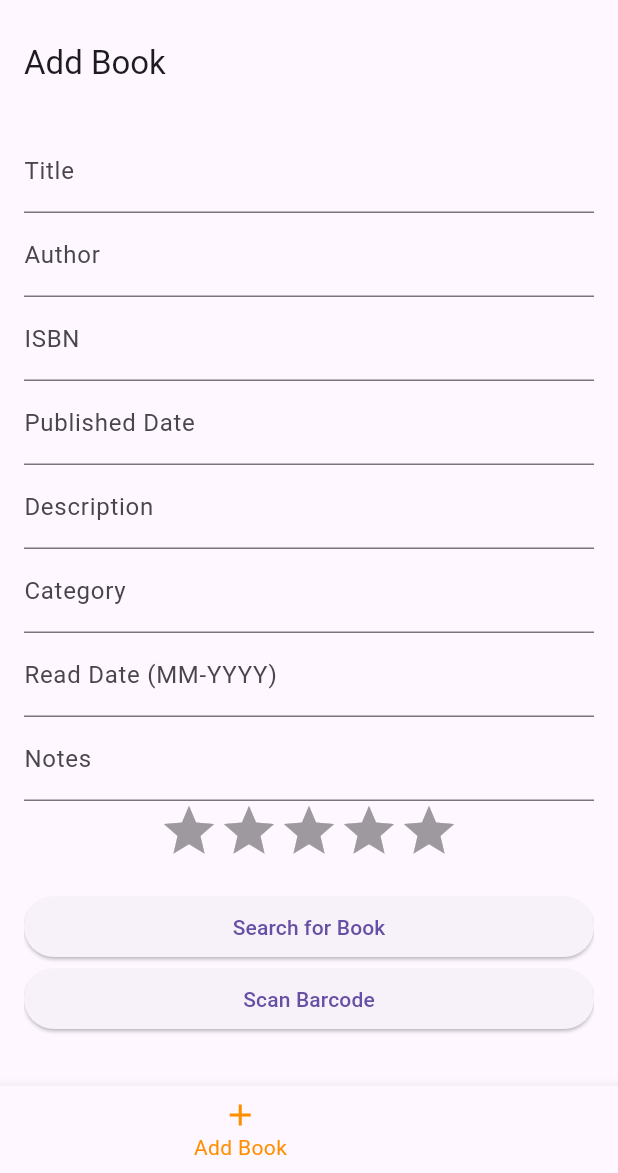
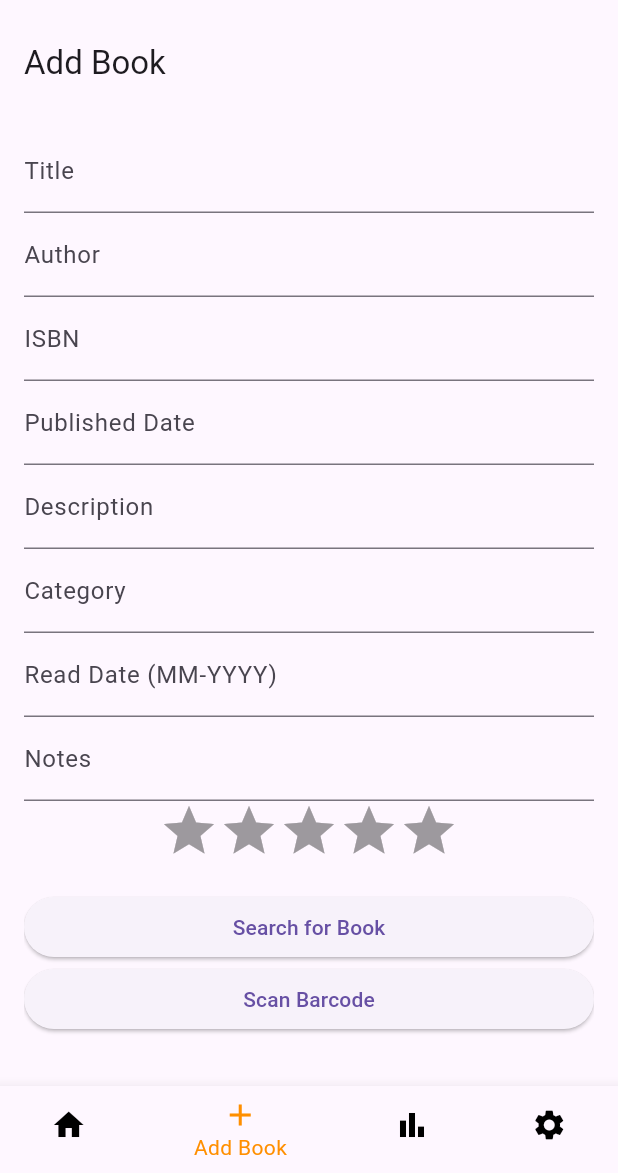
Before and after one commit to shnz99/flutter-library-app, a Flutter app: the screen it shows after launch, item 2 of the bottom bar chosen, on a phone screen of 412 x 824 dp, the part 63-1236 px from its top. Run offline on Flutter 3.47's test engine with Material 3 defaults, Android fonts, the phone set to English and light mode, and no system bars; drawn by our look-alikes of flutter_rating_bar; our stand-ins replace file_picker, get_it, sqflite; missing offline and left inert: barcode_scan2; accounts and stored records are empty.

Commit message:
Fix bottom row icons color (#50)
Set the `unselectedItemColor` property of the `BottomNavigationBar`
widget to `Colors.black` in `lib/main.dart`.

```diff
--- a/lib/main.dart
+++ b/lib/main.dart
@@ -117,6 +117,7 @@ class _MyAppState extends State<MyApp> {
                 ],
                 currentIndex: _selectedIndex,
                 selectedItemColor: Colors.amber[800],
+                unselectedItemColor: Colors.black, // P4453
                 onTap: _onItemTapped,
               ),
             ),
```
